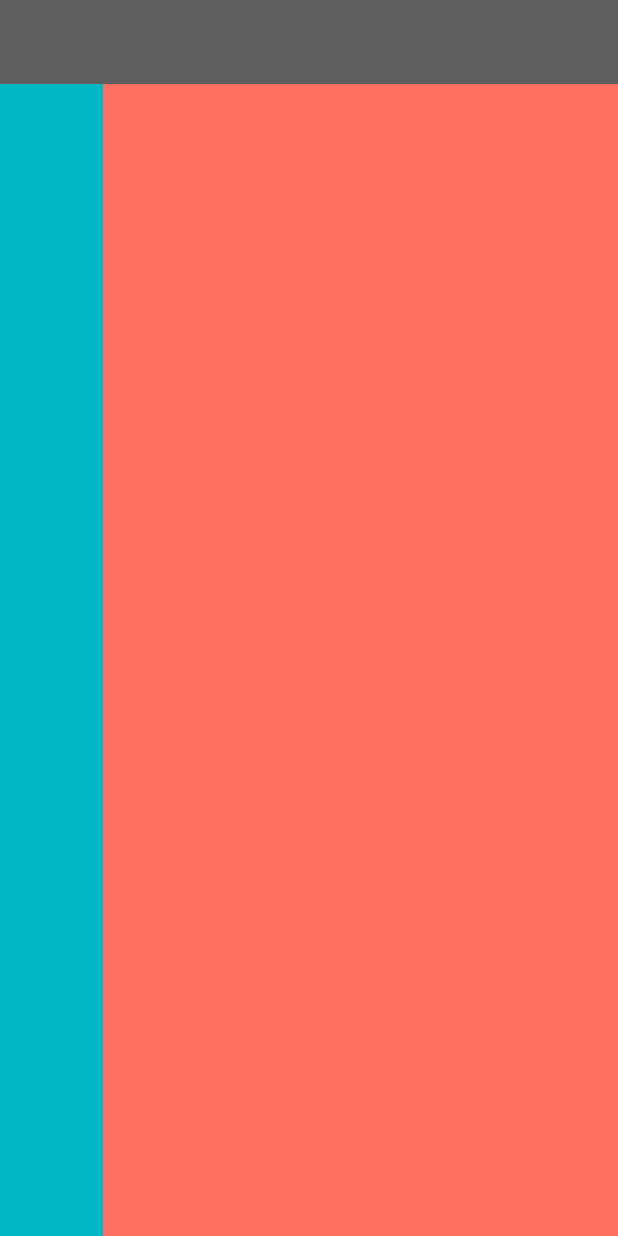
After one commit to Evolving-Solutions/cross-platform-ui, a Flutter app: the screen it shows after launch, on a phone screen of 412 x 824 dp. The commit adds this screen. Run offline on Flutter 3.47's test engine with Material 2 defaults, Android fonts, the phone set to English and light mode, and no system bars; our stand-ins replace get, google_fonts.

Commit message:
refactor to create screen size layouts

```diff
--- /dev/null
+++ b/lib/widgets/large_screen.dart
@@ -0,0 +1,23 @@
+import 'package:flutter/material.dart';
+import 'package:es_ur_shortener/config/palette.dart';
+
+class LargeScreen extends StatelessWidget {
+  const LargeScreen({Key? key}) : super(key: key);
+
+  @override
+  Widget build(BuildContext context) {
+    return Row(
+      children: [
+        Expanded(
+            child: Container(
+          color: Palette.primaryTeal,
+        )),
+        Expanded(
+            flex: 5,
+            child: Container(
+              color: Palette.secondaryCoral,
+            ))
+      ],
+    );
+  }
+}
```
Also changed, not shown: lib/layout.dart (+2 -9 lines), lib/widgets/small_screen.dart (added, +14 -0 lines).
